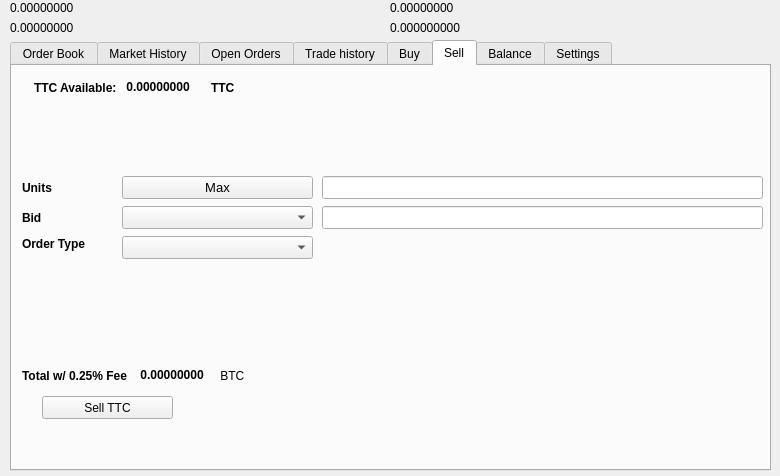
Old version of the form src/qt/forms/tradingdialog.ui in the repository Limitless-VIP/Limitless.
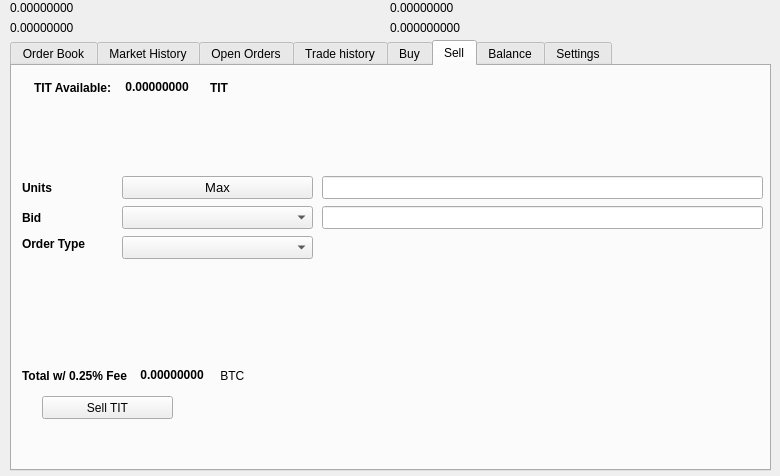
New version of the form. The open tabs and pages were chosen to show the change. Icons and pictures are not drawn.

Diff of the .ui file:
```diff
--- a/src/qt/forms/tradingdialog.ui
+++ b/src/qt/forms/tradingdialog.ui
@@ -1751,7 +1751,7 @@
       </rect>
      </property>
      <property name="text">
-      <string>Sell TTC</string>
+      <string>Sell TIT</string>
      </property>
      <property name="icon">
       <iconset resource="../tittiecoin">
@@ -1777,7 +1777,7 @@
          </font>
         </property>
         <property name="text">
-         <string>TTC Available:</string>
+         <string>TIT Available:</string>
         </property>
        </widget>
       </item>
@@ -2221,7 +2221,7 @@
          </font>
         </property>
         <property name="text">
-         <string>TTC</string>
+         <string>TIT</string>
         </property>
        </widget>
       </item>
```
Left out of the diff: 34 changed lines with no effect on the pictures.
